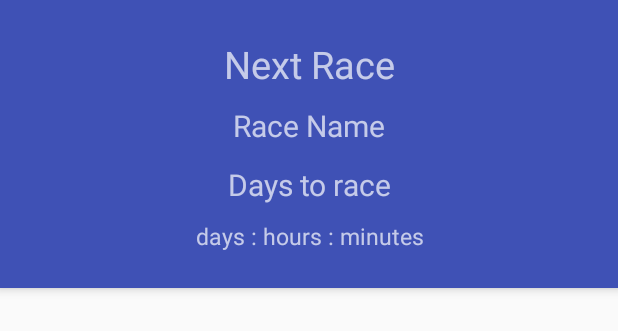
After one commit to Asiridol/F1-Companion, an Android app: the layout fragment_home_layout.xml on its own in the app's theme, with its tools: preview values and no code run, on a phone screen of 412 x 824 dp. The commit adds this screen. Shown: the top 331 px of the screen. Run offline under Robolectric (Android 15) with nearby library versions, the phone set to English and light mode, and no system bars.

Commit message:
home added

```diff
--- a/F1Companion/app/src/main/AndroidManifest.xml
+++ b/F1Companion/app/src/main/AndroidManifest.xml
@@ -9,7 +9,7 @@
         android:supportsRtl="true"
         android:theme="@style/AppTheme">
         <activity
-            android:name=".HomeActivity"
+            android:name=".UI.HomeActivity"
             android:label="@string/app_name"
             android:theme="@style/AppTheme.NoActionBar">
             <intent-filter>
--- /dev/null
+++ b/F1Companion/app/src/main/res/layout/fragment_home_layout.xml
@@ -0,0 +1,75 @@
+    <android.support.design.widget.CoordinatorLayout
+        xmlns:android="http://schemas.android.com/apk/res/android"
+        xmlns:tools="http://schemas.android.com/tools"
+        xmlns:app="http://schemas.android.com/apk/res-auto"
+        android:layout_width="match_parent"
+        android:layout_height="match_parent"
+        tools:context="co.herovitamin.androiddesignsupportlibraryapplication.CoordinatorLayoutAndAppBarActivity">
+
+            <android.support.design.widget.AppBarLayout
+                android:id="@+id/my_appbar_container"
+                android:layout_width="match_parent"
+                android:layout_height="192dp"
+                android:theme="@style/ThemeOverlay.AppCompat.Dark.ActionBar"
+                android:fitsSystemWindows="true">
+
+                <android.support.design.widget.CollapsingToolbarLayout
+                    android:id="@+id/collapsing_container"
+                    android:layout_width="match_parent"
+                    android:layout_height="match_parent"
+                    app:layout_scrollFlags="scroll|snap|enterAlways"
+                    app:contentScrim="@color/colorPrimary">
+
+                    <LinearLayout
+                        android:layout_width="match_parent"
+                        android:layout_height="wrap_content"
+                        android:orientation="vertical"
+                        android:padding="15dp">
+                        <TextView
+                            android:layout_width="match_parent"
+                            android:layout_height="wrap_content"
+                            android:text="Next Race"
+                            android:gravity="center"
+                            android:paddingTop="10dp"
+                            android:textSize="25dp"/>
+                        <TextView
+                            android:layout_width="match_parent"
+                            android:layout_height="wrap_content"
+                            android:text="Race Name"
+                            android:gravity="center"
+                            android:paddingTop="10dp"
+                            android:textSize="20dp"
+                            android:id="@+id/HomeRaceName"/>
+                        <TextView
+                            android:layout_width="match_parent"
+                            android:layout_height="wrap_content"
+                            android:text="Days to race"
+                            android:gravity="center"
+                            android:paddingTop="12dp"
+                            android:textSize="20dp"/>
+                        <TextView
+                            android:layout_width="match_parent"
+                            android:layout_height="wrap_content"
+                            android:text="days : hours : minutes"
+                            android:gravity="center"
+                            android:paddingTop="10dp"
+                            android:textSize="15dp"/>
+                    </LinearLayout>
+
+            </android.support.design.widget.CollapsingToolbarLayout>
+
+        </android.support.design.widget.AppBarLayout>
+            <android.support.v7.widget.RecyclerView
+                android:id="@+id/my_recycler_view"
+                android:scrollbars="vertical"
+                android:layout_width="match_parent"
+                android:layout_height="match_parent"
+                app:layout_behavior="@string/appbar_scrolling_view_behavior"
+                app:behavior_overlapTop="0dp"/>
+
+
+
+
+
+
+    </android.support.design.widget.CoordinatorLayout>
--- a/F1Companion/app/src/main/res/menu/menu_home.xml
+++ b/F1Companion/app/src/main/res/menu/menu_home.xml
@@ -1,7 +1,7 @@
 <menu xmlns:android="http://schemas.android.com/apk/res/android"
     xmlns:app="http://schemas.android.com/apk/res-auto"
     xmlns:tools="http://schemas.android.com/tools"
-    tools:context="com.asiri.f1companion.HomeActivity">
+    tools:context=".UI.HomeActivity">
     <item
         android:id="@+id/action_settings"
         android:orderInCategory="100"
--- a/F1Companion/app/src/main/res/values/strings.xml
+++ b/F1Companion/app/src/main/res/values/strings.xml
@@ -1,4 +1,7 @@
 <resources>
     <string name="app_name">F1 Companion</string>
     <string name="action_settings">Settings</string>
+
+    <!-- TODO: Remove or change this placeholder text -->
+    <string name="hello_blank_fragment">Hello blank fragment</string>
 </resources>
```
Also changed, not shown: F1Companion/app/build.gradle (+6 -1 lines), F1Companion/app/src/main/java/com/asiri/f1companion/HomeActivity.java (deleted, +0 -53 lines), F1Companion/app/src/main/java/com/asiri/f1companion/UI/HomeActivity.java (added, +120 -0 lines), F1Companion/app/src/main/java/com/asiri/f1companion/UI/HomeFragment.java (added, +200 -0 lines), F1Companion/app/src/main/res/layout/activity_home.xml (+33 -15 lines), F1Companion/app/src/main/res/layout/content_home.xml (deleted, +0 -19 lines), F1Companion/app/src/main/res/layout/leaderboardrow.xml (added, +58 -0 lines).
